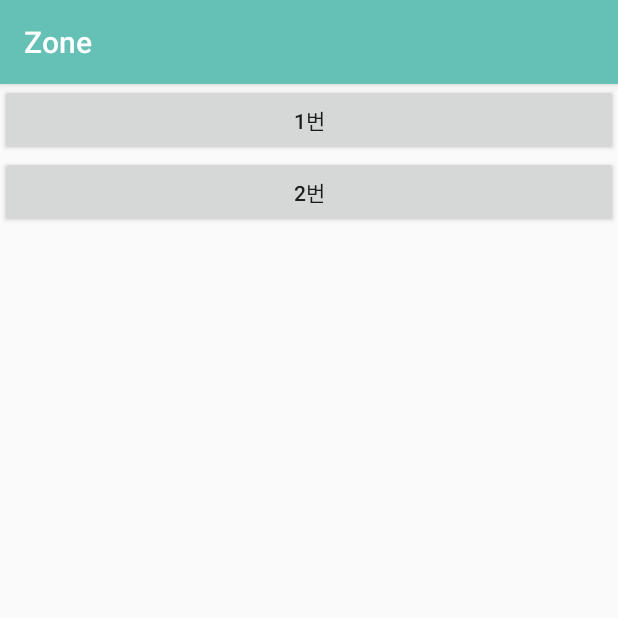
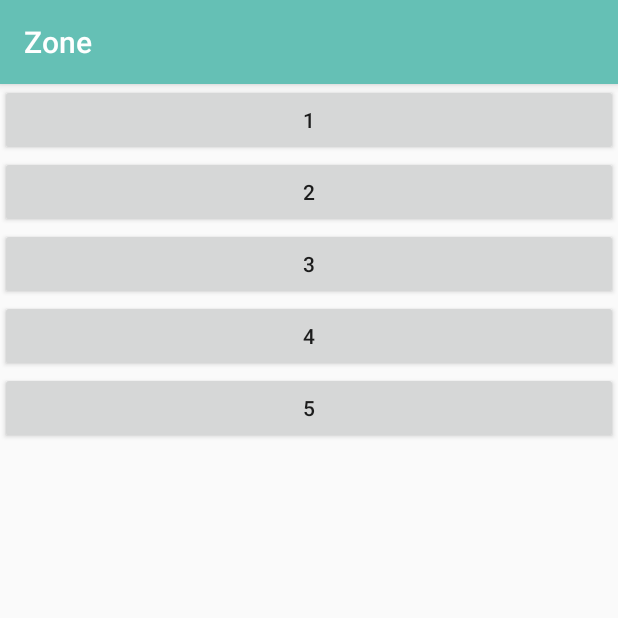
Before and after one commit to hhh131/Y-Reservation-App, an Android app: the MainActivity screen opened directly, with no data from a screen before it, on a phone screen of 412 x 824 dp, the top half of it. Run offline under Robolectric (Android 15) with nearby library versions, the phone set to English and light mode, and no system bars.

Commit message:
Code 수정

```diff
--- a/app/build.gradle
+++ b/app/build.gradle
@@ -32,7 +32,9 @@ dependencies {
     implementation 'com.google.firebase:firebase-analytics:17.5.0'
     implementation 'com.google.firebase:firebase-auth:19.3.2'
     implementation 'com.google.firebase:firebase-database:19.3.1'
-
+    implementation 'com.google.firebase:firebase-firestore:21.2.1'
+    implementation 'com.google.firebase:firebase-functions:16.1.3'
+    implementation 'com.google.firebase:firebase-storage:16.0.4'
     testImplementation 'junit:junit:4.12'
     androidTestImplementation 'androidx.test.ext:junit:1.1.1'
     androidTestImplementation 'androidx.test.espresso:espresso-core:3.2.0'
--- a/app/src/main/java/com/example/zone/MainActivity.java
+++ b/app/src/main/java/com/example/zone/MainActivity.java
@@ -1,6 +1,7 @@
 package com.example.zone;
 
 import android.content.DialogInterface;
+import android.app.Activity;
 import android.graphics.Color;
 import android.os.Bundle;
 import android.view.View;
@@ -12,60 +13,61 @@ import androidx.appcompat.app.AppCompatActivity;
 
 public class MainActivity extends AppCompatActivity {
 
-    Button btn;
-    Button btn2;
-    int i =0;
-    int j =0;
+    int buttons[] = {R.id.btn1, R.id.btn2, R.id.btn3, R.id.btn4, R.id.btn5};
+    int buttonIndex[] = new int[buttons.length];
+    private Button[] ButtonArray = new Button[buttons.length];
+
+    int a = 0;
+    int b = 0;
+
     @Override
     protected void onCreate(Bundle savedInstanceState) {
         super.onCreate(savedInstanceState);
         setContentView(R.layout.activity_main);
-        btn = (Button)findViewById(R.id.btn);
-        btn2 = (Button)findViewById(R.id.btn2);
 
-
-        btn.setOnClickListener(new View.OnClickListener() {
-            @Override
-            public void onClick(View v) {
-                if(i==0)
-                {
-
-
-                showMsg();
+        for (int i = 0; i < 5; i++) {
+            ButtonArray[i] = (Button) findViewById(buttons[i]);
+            buttonIndex[i] = i + 1;
+            ButtonArray[i].setOnClickListener(new View.OnClickListener() {
+                @Override
+                public void onClick(View view) {
+                    Button Sbutton = (Button) view;
+                    Toast.makeText(getApplicationContext(), Sbutton.getText() + "자리는 이미 예약되어있는 자리입니다.", Toast.LENGTH_SHORT).show();
                 }
-                else
-                {
-                    showToast();
-                }
-            }
-        });
-
-        btn2.setOnClickListener(new View.OnClickListener() {
-            @Override
-            public void onClick(View v) {
-                if(j==0)
-                {
-
-
-                    showMsg();
-                }
-                else
-                {
-                    showToast();
-                }
-            }
-        });
-
-
+            });
+        }
 
     }
-    public void showToast()
-    {
-        Toast toast= Toast.makeText(getApplicationContext(),"이미 예약되어있는 자리입니다.",Toast.LENGTH_SHORT);
+
+    /*private View.OnClickListener btnListener = new View.OnClickListener() {
+        @Override
+        public void onClick(View v) {
+            Button newButton = (Button) v;
+            boolean check = false;
+            int i = 0;
+
+            while (check) {
+                if (ButtonArray[i].getId() == newButton.getId()) {
+                    check = true;
+                    i++;
+                }
+                i++;
+
+            }
+            check = false;
+            Toast toast = Toast.makeText(getApplicationContext(), buttonIndex[i] + "자리는 이미 예약되어있는 자리입니다.", Toast.LENGTH_SHORT);
+            toast.show();
+            i = 0;
+
+        }
+    };*/
+
+    public void showToast() {
+        Toast toast = Toast.makeText(getApplicationContext(), a + "자리는 이미 예약되어있는 자리입니다.", Toast.LENGTH_SHORT);
         toast.show();
     }
-    public void showMsg()
-    {
+
+    public void showMsg() {
         AlertDialog.Builder builder = new AlertDialog.Builder(this);
         builder.setTitle("안내");
         builder.setMessage("좌석을 선택하시겠습니까?");
@@ -75,9 +77,9 @@ public class MainActivity extends AppCompatActivity {
             @Override
             public void onClick(DialogInterface dialog, int which) {
 
-                    btn.setBackgroundColor(Color.rgb(255, 0, 0));
-                    i=1;
-                    j=1;
+                //ButtonArray[].setBackgroundColor(Color.rgb(255, 0, 0));
+                a = 1;
+                b = 1;
 
             }
         });
@@ -92,4 +94,4 @@ public class MainActivity extends AppCompatActivity {
         AlertDialog alertDialog = builder.create();
         alertDialog.show();
     }
-    }
+}
--- a/app/src/main/res/layout/activity_main.xml
+++ b/app/src/main/res/layout/activity_main.xml
@@ -7,16 +7,37 @@
     tools:context=".MainActivity">
 
   <Button
-      android:id="@+id/btn"
+      android:id="@+id/btn1"
       android:layout_width="match_parent"
       android:layout_height="wrap_content"
-      android:text="1번"/>
+      android:text="1"/>
 
   <Button
       android:id="@+id/btn2"
       android:layout_width="match_parent"
       android:layout_height="wrap_content"
-      app:layout_constraintTop_toBottomOf="@+id/btn"
-      android:text="2번"/>
+      app:layout_constraintTop_toBottomOf="@+id/btn1"
+      android:text="2"/>
+
+  <Button
+      android:id="@+id/btn3"
+      android:layout_width="match_parent"
+      android:layout_height="wrap_content"
+      app:layout_constraintTop_toBottomOf="@+id/btn2"
+      android:text="3"/>
+
+  <Button
+      android:id="@+id/btn4"
+      android:layout_width="match_parent"
+      android:layout_height="wrap_content"
+      app:layout_constraintTop_toBottomOf="@+id/btn3"
+      android:text="4"/>
+
+  <Button
+      android:id="@+id/btn5"
+      android:layout_width="match_parent"
+      android:layout_height="wrap_content"
+      app:layout_constraintTop_toBottomOf="@+id/btn4"
+      android:text="5"/>
 
 </androidx.constraintlayout.widget.ConstraintLayout>
```
Also changed, not shown: app/src/main/AndroidManifest.xml (+6 -3 lines), app/src/main/java/com/example/zone/JoinActivity.java (+26 -4 lines), app/src/main/java/com/example/zone/LoginActivity.java (+4 -5 lines), app/src/main/java/com/example/zone/Main.java (+24 -5 lines), app/src/main/java/com/example/zone/MyInfoActivity.java (added, +22 -0 lines).
